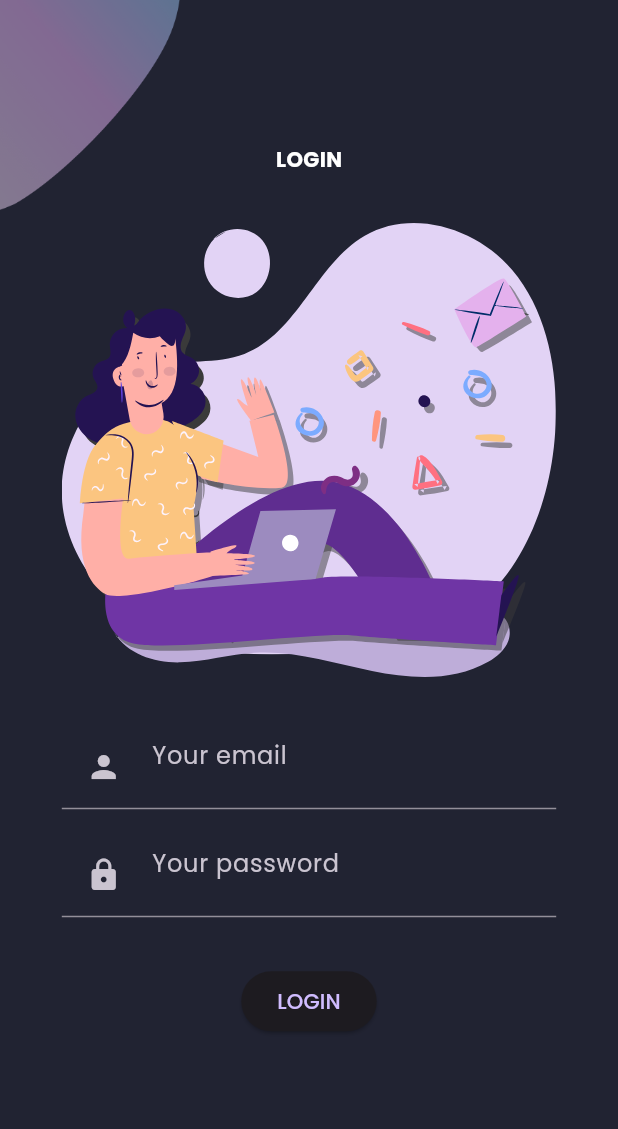
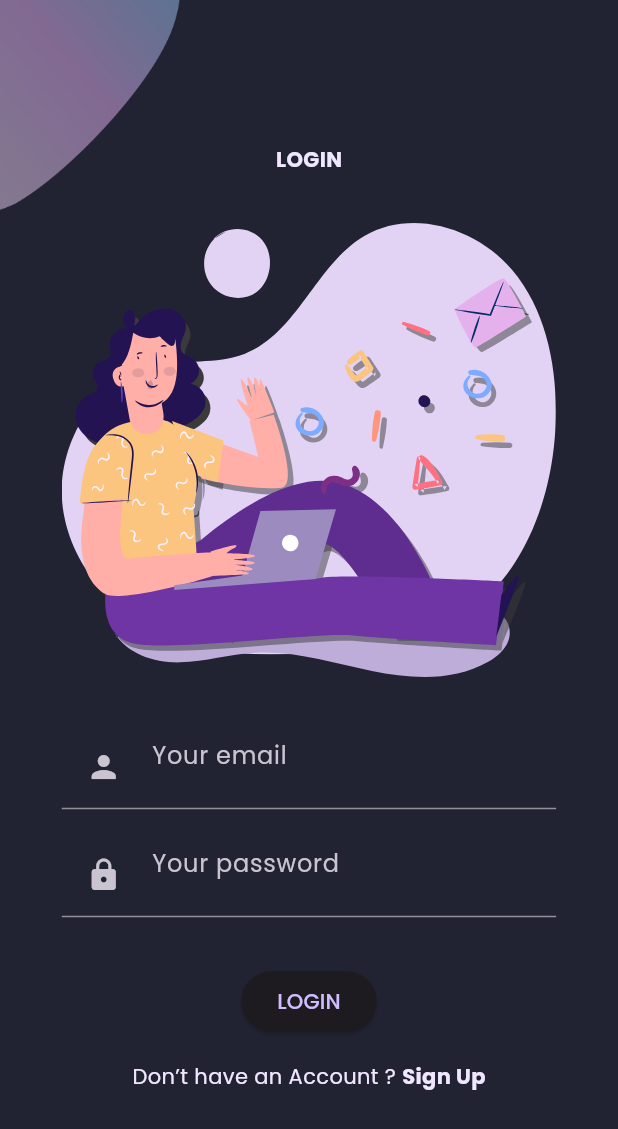
Before and after one commit to Saif-Yahyaoui/Flutter, a Flutter app: the Background screen opened directly, on a phone screen of 412 x 824 dp. Shown: the top 1129 px of the screen. Run offline on Flutter 3.47's test engine with Material 3 defaults, Android fonts, the phone set to English and light mode, and no system bars; our stand-ins replace fl_chart, flutter_svg, google_fonts.

Commit message:
Change the Theme To Dark

```diff
--- a/lib/components/already_have_an_account_acheck.dart
+++ b/lib/components/already_have_an_account_acheck.dart
@@ -17,14 +17,14 @@ class AlreadyHaveAnAccountCheck extends StatelessWidget {
       children: <Widget>[
         Text(
           login ? "Don’t have an Account ? " : "Already have an Account ? ",
-          style: const TextStyle(color: kPrimaryColor),
+          style: const TextStyle(color: kPrimaryLightColor),
         ),
         GestureDetector(
           onTap: press as void Function()?,
           child: Text(
             login ? "Sign Up" : "Sign In",
             style: const TextStyle(
-              color: kPrimaryColor,
+              color: kPrimaryLightColor,
               fontWeight: FontWeight.bold,
             ),
           ),
--- a/lib/main.dart
+++ b/lib/main.dart
@@ -15,7 +15,7 @@ class MyApp extends StatelessWidget {
   Widget build(BuildContext context) {
     return MaterialApp(
       debugShowCheckedModeBanner: false,
-      title: 'Flutter Admin Panel',
+      title: 'ResQeats Admin Dashboard',
       theme: ThemeData.dark().copyWith(
         scaffoldBackgroundColor: bgColor,
         textTheme: GoogleFonts.poppinsTextTheme(Theme.of(context).textTheme)
--- a/lib/main2.dart
+++ b/lib/main2.dart
@@ -12,10 +12,10 @@ class MyApp extends StatelessWidget {
   Widget build(BuildContext context) {
     return MaterialApp(
       debugShowCheckedModeBanner: false,
-      title: 'Flutter Auth',
+      title: 'ResQeats Admin Auth',
       theme: ThemeData(
-          primaryColor: kPrimaryColor,
-          scaffoldBackgroundColor: Colors.white,
+          primaryColor: kPrimaryLightColor,
+          scaffoldBackgroundColor: Colors.black,
           elevatedButtonTheme: ElevatedButtonThemeData(
             style: ElevatedButton.styleFrom(
               elevation: 0,
--- a/lib/screens/Login/components/login_screen_top_image.dart
+++ b/lib/screens/Login/components/login_screen_top_image.dart
@@ -14,7 +14,7 @@ class LoginScreenTopImage extends StatelessWidget {
       children: [
         const Text(
           "LOGIN",
-          style: TextStyle(fontWeight: FontWeight.bold),
+          style: TextStyle(color: kPrimaryLightColor,fontWeight: FontWeight.bold),
         ),
         const SizedBox(height: defaultPadding * 2),
         Row(
--- a/lib/screens/Signup/components/sign_up_top_image.dart
+++ b/lib/screens/Signup/components/sign_up_top_image.dart
@@ -14,7 +14,7 @@ class SignUpScreenTopImage extends StatelessWidget {
       children: [
         Text(
           "Sign Up".toUpperCase(),
-          style: const TextStyle(fontWeight: FontWeight.bold),
+          style: const TextStyle(color: kPrimaryLightColor,fontWeight: FontWeight.bold),
         ),
         const SizedBox(height: defaultPadding),
         Row(
--- a/lib/screens/Welcome/components/login_signup_btn.dart
+++ b/lib/screens/Welcome/components/login_signup_btn.dart
@@ -1,7 +1,7 @@
 import 'package:flutter/material.dart';
 
 import '../../../constants.dart';
-import '../../Login/login_screen.dart';
+import 'package:admin/Screens/Login/login_screen.dart';
 import '../../Signup/signup_screen.dart';
 
 class LoginAndSignupBtn extends StatelessWidget {
--- a/lib/screens/Welcome/components/welcome_image.dart
+++ b/lib/screens/Welcome/components/welcome_image.dart
@@ -13,8 +13,8 @@ class WelcomeImage extends StatelessWidget {
     return Column(
       children: [
         const Text(
-          "WELCOME TO EDU",
-          style: TextStyle(fontWeight: FontWeight.bold),
+          "WELCOME TO resQeats",
+          style: TextStyle(color: kPrimaryLightColor,fontWeight: FontWeight.bold),
         ),
         const SizedBox(height: defaultPadding * 2),
         Row(
```
